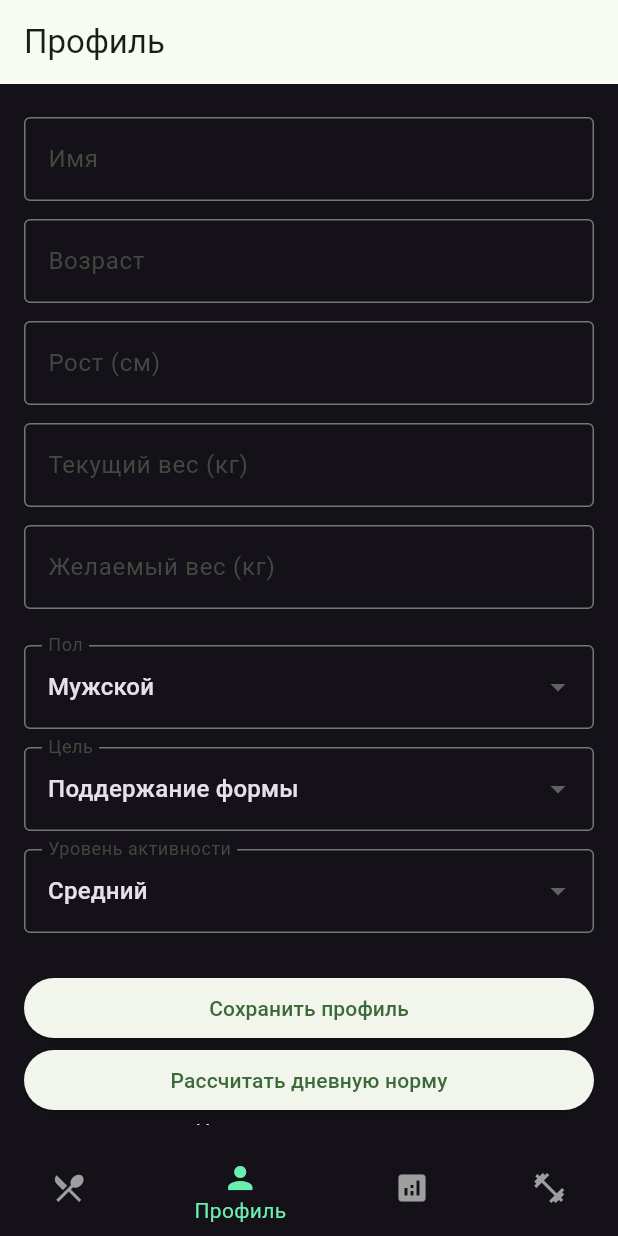
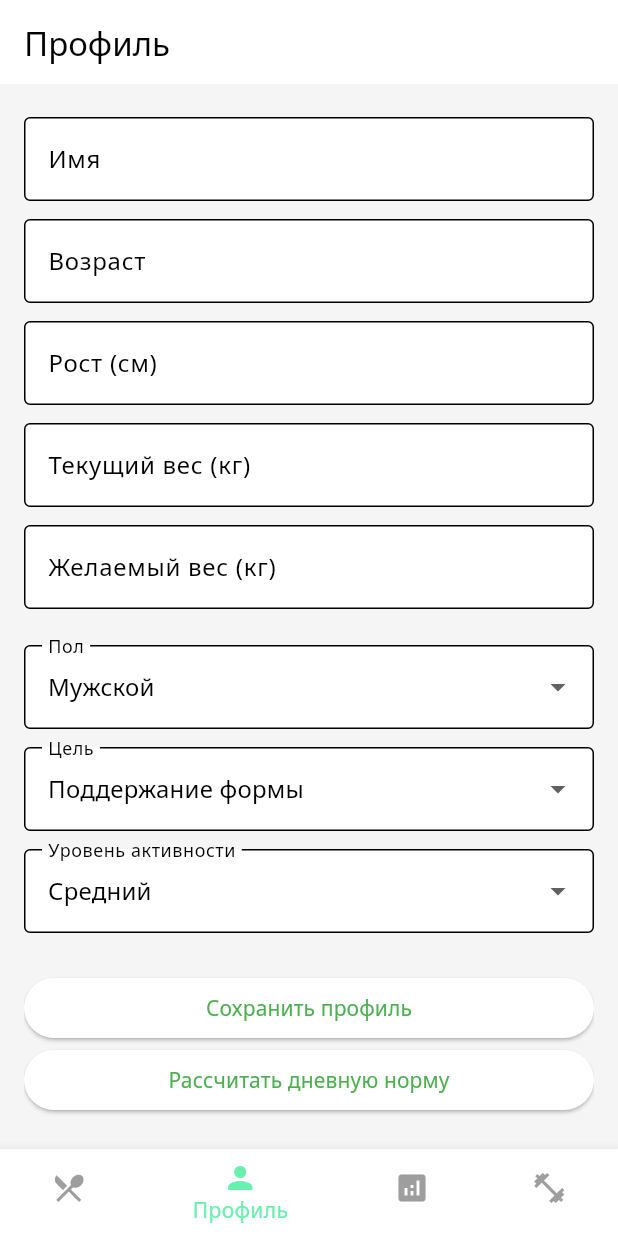
Before and after one commit to HappyGamerKZ/nutrition_tracker, a Flutter app: the screen it shows after launch, item 2 of the bottom bar chosen, on a phone screen of 412 x 824 dp. Run offline on Flutter 3.47's test engine with Material 3 defaults, Android fonts, the phone set to English and light mode, and no system bars; our stand-ins replace fl_chart, hive, hive_flutter; accounts and stored records are empty.

Commit message:
Работа над дизайном: шрифты, стили, цвета
из зависимостей добавлено:
flutter-localisation
шрифты из папки assets/fonts: NotoSans
обновлен:
intl с 0.18.1 до 0.19.0
Созданы файлы:
app_colors.dart, включает в себя цвета
app_theme.dart: включает в себя темы
удален:
home_screen.dart, заменен на main_app.dart
изменено:
main.dart, использует стили из AppTheme.dart

```diff
--- a/lib/main.dart
+++ b/lib/main.dart
@@ -8,7 +8,7 @@ import 'models/workout_plan_entry.dart';
 import 'models/custom_food.dart';
 import 'screens/main_app.dart';
 import 'package:intl/date_symbol_data_local.dart';
-
+import 'theme/app_theme.dart';
 void main() async {
   WidgetsFlutterBinding.ensureInitialized();
   await Hive.initFlutter();
@@ -38,9 +38,9 @@ class NutritionTrackerApp extends StatelessWidget {
   Widget build(BuildContext context) {
     return MaterialApp(
       title: 'Трекер питания',
-      theme: ThemeData.dark(useMaterial3: true).copyWith(
-        colorScheme: ColorScheme.fromSeed(seedColor: Colors.green),
-      ),
+      theme: AppTheme.light,
+      darkTheme: AppTheme.dark,
+      themeMode: ThemeMode.system,
       home: const MainApp(),
     );
   }
--- /dev/null
+++ b/lib/theme/app_colors.dart
@@ -0,0 +1,12 @@
+import 'package:flutter/material.dart';
+
+class AppColors {
+  static const primary = Color(0xFF4CAF50);       // зелёный
+  static const secondary = Color(0xFF81C784);     // светло-зелёный
+  static const backgroundLight = Color(0xFFF5F5F5);
+  static const backgroundDark = Color(0xFF121212);
+  static const cardDark = Color(0xFF1E1E1E);
+  static const textDark = Colors.white;
+  static const textLight = Colors.black87;
+  static const accent = Color(0xFF00BCD4);         // акцентный синий
+}
--- /dev/null
+++ b/lib/theme/app_theme.dart
@@ -0,0 +1,66 @@
+import 'package:flutter/material.dart';
+
+class AppColors {
+  static const primary = Color(0xFF4CAF50);       // Зелёный
+  static const secondary = Color(0xFF81C784);     // Светло-зелёный
+  static const accent = Color(0xFF00BCD4);        // Синий акцент
+  static const backgroundLight = Color(0xFFF5F5F5);
+  static const backgroundDark = Color(0xFF121212);
+  static const cardDark = Color(0xFF1E1E1E);
+  static const textDark = Colors.white;
+  static const textLight = Colors.black87;
+}
+
+class AppTheme {
+  static ThemeData light = ThemeData(
+    brightness: Brightness.light,
+    primaryColor: AppColors.primary,
+    scaffoldBackgroundColor: AppColors.backgroundLight,
+    fontFamily: 'NotoSans',
+    colorScheme: const ColorScheme.light().copyWith(
+      primary: AppColors.primary,
+      secondary: AppColors.accent,
+    ),
+    inputDecorationTheme: InputDecorationTheme(
+      filled: true,
+      fillColor: Colors.white,
+      border: OutlineInputBorder(
+        borderRadius: BorderRadius.circular(12),
+      ),
+    ),
+    cardTheme: const CardTheme(
+      color: Colors.white,
+      margin: EdgeInsets.symmetric(vertical: 6, horizontal: 12),
+      elevation: 3,
+    ),
+    textTheme: const TextTheme(
+      bodyMedium: TextStyle(fontSize: 16, color: AppColors.textLight),
+    ),
+  );
+
+  static ThemeData dark = ThemeData(
+    brightness: Brightness.dark,
+    primaryColor: AppColors.primary,
+    scaffoldBackgroundColor: AppColors.backgroundDark,
+    fontFamily: 'NotoSans',
+    colorScheme: const ColorScheme.dark().copyWith(
+      primary: AppColors.primary,
+      secondary: AppColors.accent,
+    ),
+    inputDecorationTheme: InputDecorationTheme(
+      filled: true,
+      fillColor: AppColors.cardDark,
+      border: OutlineInputBorder(
+        borderRadius: BorderRadius.circular(12),
+      ),
+    ),
+    cardTheme: const CardTheme(
+      color: AppColors.cardDark,
+      margin: EdgeInsets.symmetric(vertical: 6, horizontal: 12),
+      elevation: 3,
+    ),
+    textTheme: const TextTheme(
+      bodyMedium: TextStyle(fontSize: 16, color: AppColors.textDark),
+    ),
+  );
+}
```
Also changed, not shown: lib/screens/home_screen.dart (deleted, +0 -214 lines), pubspec.yaml (+11 -2 lines), assets/fonts/NotoSans-Bold.ttf (added), assets/fonts/NotoSans-Regular.ttf (added), pubspec.lock.
